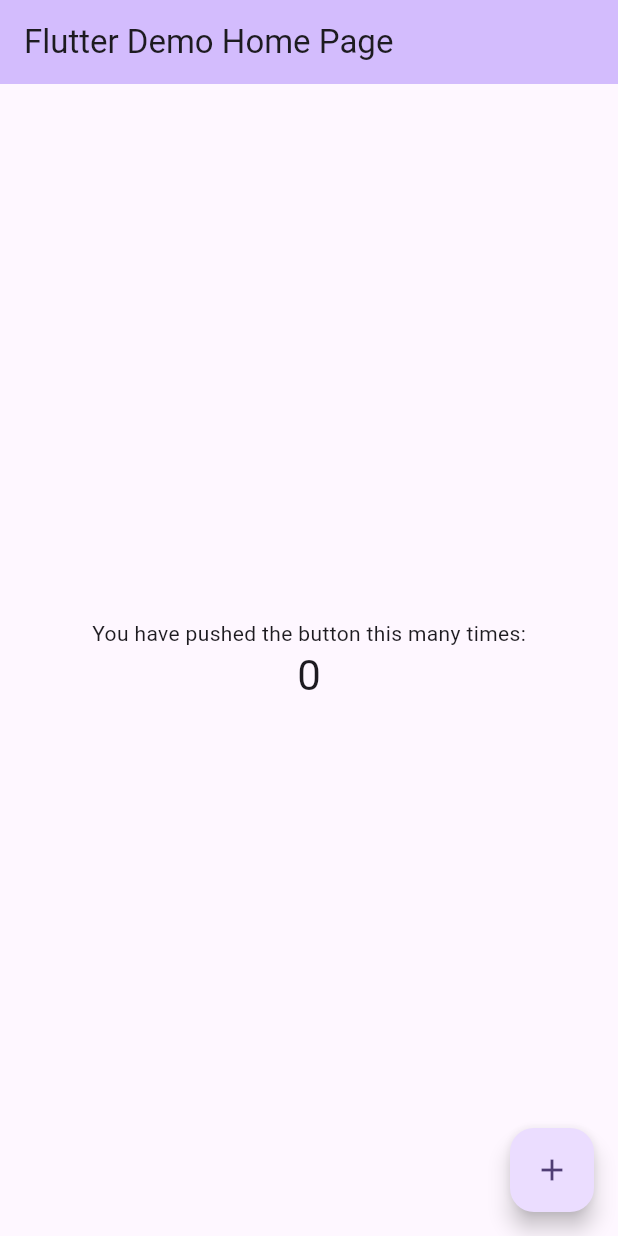
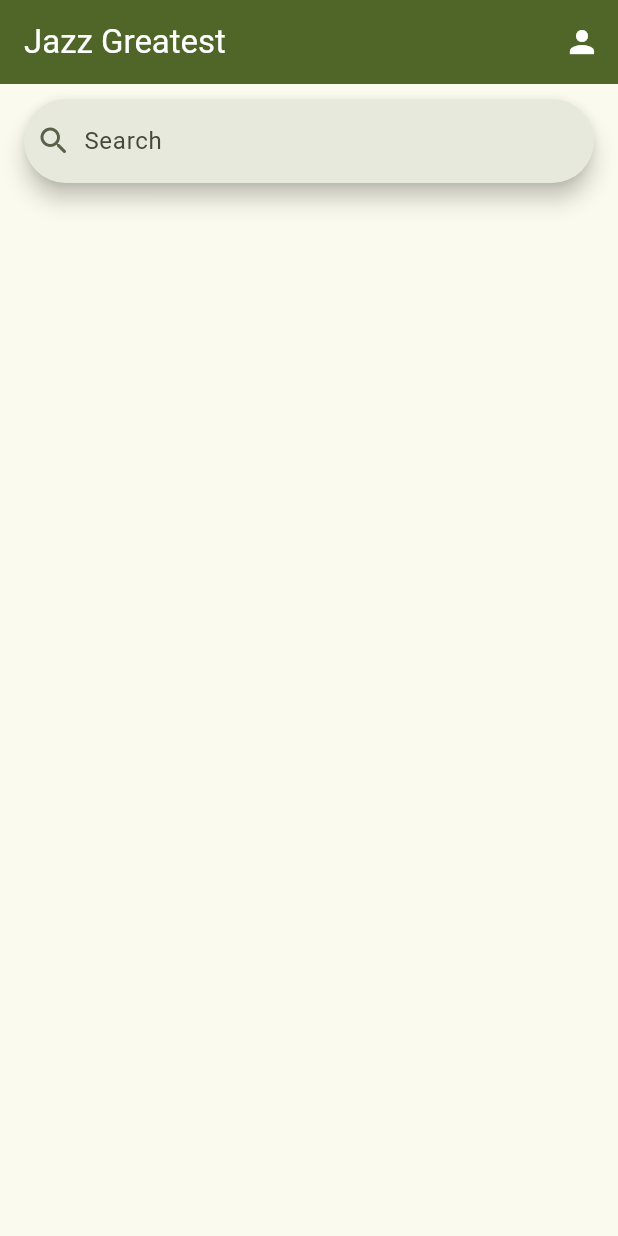
Before and after one commit to bayun2445/flt_jazz_greatest, a Flutter app: the screen it shows after launch, on a phone screen of 412 x 824 dp. Run offline on Flutter 3.47's test engine with Material 2 defaults, Android fonts, the phone set to English and light mode, and no system bars.

Commit message:
added AppBar and Search Bar in HomeScreen

```diff
--- a/lib/main.dart
+++ b/lib/main.dart
@@ -1,3 +1,5 @@
+import 'package:flt_jazz_greatest/screen/home_screen.dart';
+import 'package:flt_jazz_greatest/styles.dart';
 import 'package:flutter/material.dart';
 
 void main() {
@@ -13,25 +15,10 @@ class MyApp extends StatelessWidget {
     return MaterialApp(
       title: 'Flutter Demo',
       theme: ThemeData(
-        // This is the theme of your application.
-        //
-        // TRY THIS: Try running your application with "flutter run". You'll see
-        // the application has a blue toolbar. Then, without quitting the app,
-        // try changing the seedColor in the colorScheme below to Colors.green
-        // and then invoke "hot reload" (save your changes or press the "hot
-        // reload" button in a Flutter-supported IDE, or press "r" if you used
-        // the command line to start the app).
-        //
-        // Notice that the counter didn't reset back to zero; the application
-        // state is not lost during the reload. To reset the state, use hot
-        // restart instead.
-        //
-        // This works for code too, not just values: Most code changes can be
-        // tested with just a hot reload.
-        colorScheme: ColorScheme.fromSeed(seedColor: Colors.deepPurple),
+        colorScheme: ColorScheme.fromSeed(seedColor: colorPrimary),
         useMaterial3: true,
       ),
-      home: const MyHomePage(title: 'Flutter Demo Home Page'),
+      home: const HomeScreen(),
     );
   }
 }
--- /dev/null
+++ b/lib/screen/home_screen.dart
@@ -0,0 +1,63 @@
+import 'package:flutter/material.dart';
+import 'package:flt_jazz_greatest/styles.dart';
+
+class HomeScreen extends StatefulWidget {
+  const HomeScreen({super.key});
+
+  @override
+  _HomeScreenState createState() => _HomeScreenState();
+
+}
+
+class _HomeScreenState extends State<HomeScreen> {
+  List list = [];
+  String query = '';
+
+  @override
+  Widget build(BuildContext context) {
+    return Scaffold(
+      appBar: AppBar(
+        backgroundColor: Theme.of(context).colorScheme.primary,
+        title: Text(
+            "Jazz Greatest",
+            style: TextStyle(
+              color: Theme.of(context).colorScheme.onPrimary
+            )
+        ),
+        actions: [
+          IconButton(
+              onPressed: () {
+                // TODO
+              },
+              icon: Icon(
+                  Icons.person,
+                  color: Theme.of(context).colorScheme.onPrimary,
+              )
+          )
+        ],
+      ),
+      body: Column(
+        children: <Widget>[
+          Padding(
+            padding: const EdgeInsets.symmetric(vertical: 10.0, horizontal: 16.0),
+            child: SearchBar(
+              leading: Icon(
+                  Icons.search_rounded,
+                  color: Theme.of(context).colorScheme.secondary,
+              ),
+              hintText: "Search",
+              onChanged: (newValue) {
+                setState(() {
+                  query = newValue.toLowerCase();
+                });
+              },
+            ),
+          ),
+          Text(
+              query
+          )
+        ],
+      ),
+    );
+  }
+}
--- /dev/null
+++ b/lib/styles.dart
@@ -0,0 +1,3 @@
+import 'dart:ui';
+
+const colorPrimary = Color(0x00556b2f);
```
